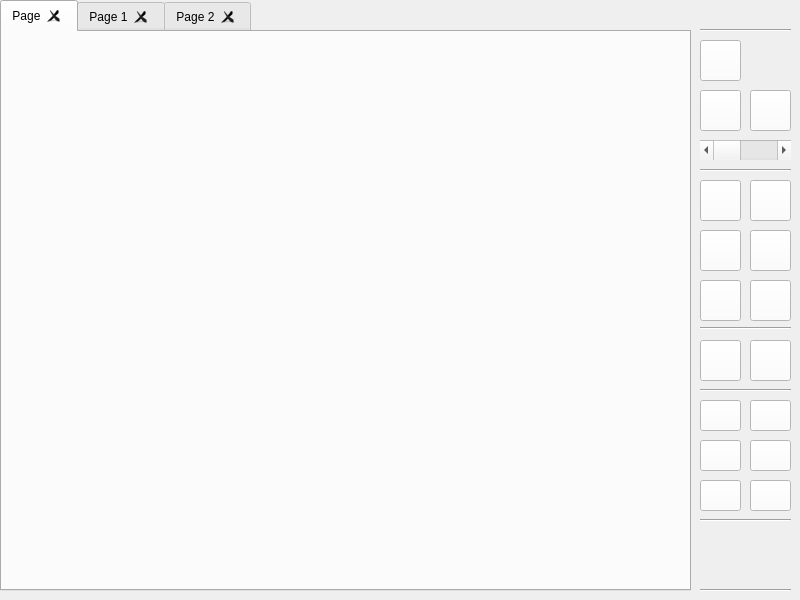
Old version of the form Update/Logic_Gate_Simulator/dlg_home.ui in the repository ElliotHarding/Logic-Gate-Simulator.
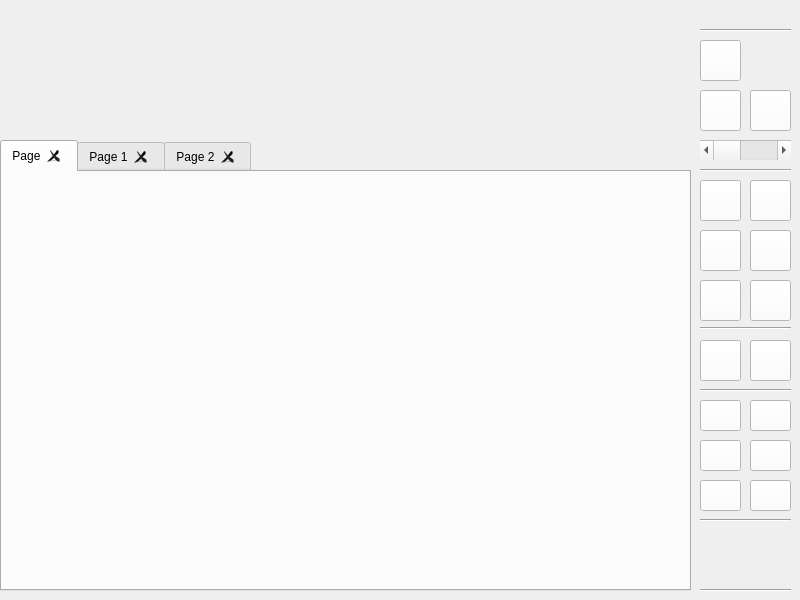
New version of the form. Icons and pictures are not drawn.

```diff
--- a/Update/Logic_Gate_Simulator/dlg_home.ui
+++ b/Update/Logic_Gate_Simulator/dlg_home.ui
@@ -18,9 +18,9 @@
     <property name="geometry">
      <rect>
       <x>0</x>
-      <y>0</y>
+      <y>140</y>
       <width>691</width>
-      <height>591</height>
+      <height>451</height>
      </rect>
     </property>
     <property name="currentIndex">
```
